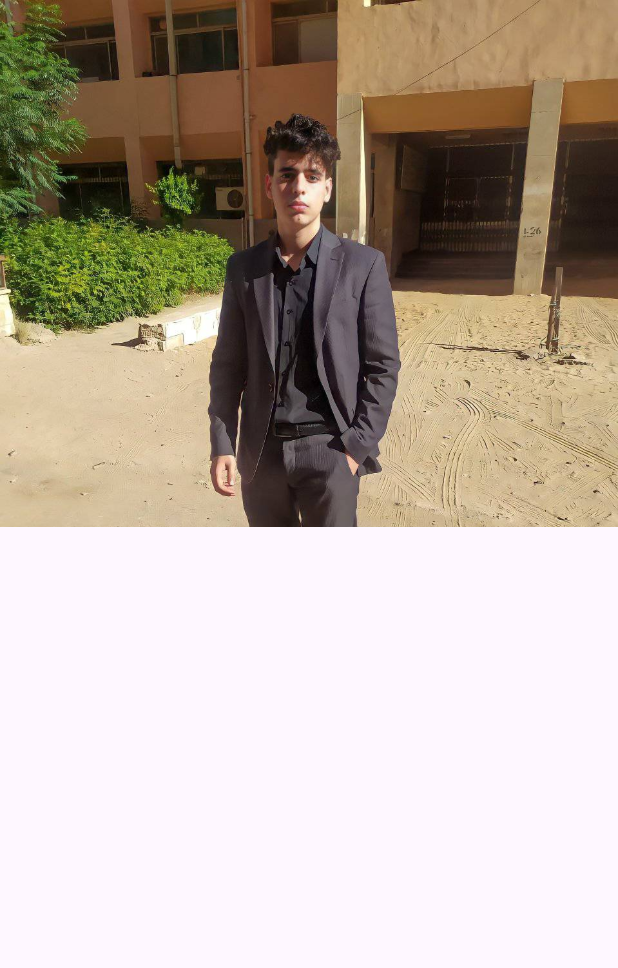
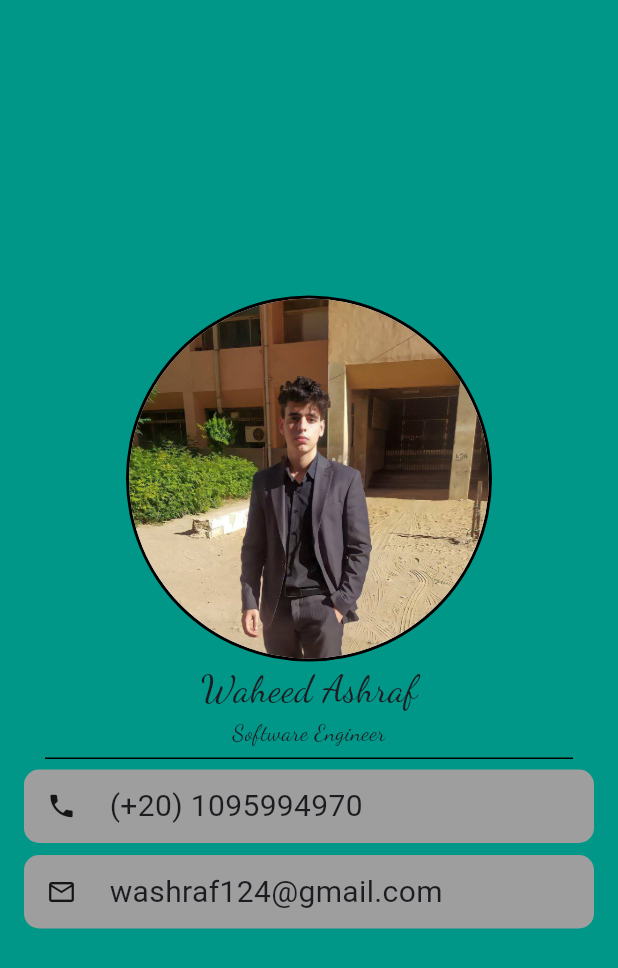
Before and after one commit to Waheed-Ashraf/bussiness_card_app, a Flutter app: the screen it shows after launch, on a phone screen of 412 x 824 dp. Shown: the top 968 px of the screen. Run offline on Flutter 3.47's test engine with Material 3 defaults, Android fonts, the phone set to English and light mode, and no system bars.

Commit message:
Second commit

```diff
--- a/lib/main.dart
+++ b/lib/main.dart
@@ -1,4 +1,5 @@
 import 'package:flutter/material.dart';
+
 //hello test
 void main() {
   runApp(Test());
@@ -10,12 +11,97 @@ class Test extends StatelessWidget {
     return MaterialApp(
       debugShowCheckedModeBanner: false,
       home: Scaffold(
-
-        body: SingleChildScrollView(
-          child: Column(
-            mainAxisAlignment: MainAxisAlignment.center,
-            children: [Image.asset('images/img1.jpg')],
-          ),
+        backgroundColor: Colors.teal,
+        body: Column(
+          mainAxisAlignment: MainAxisAlignment.center,
+          children: [
+            const CircleAvatar(
+              radius: 122,
+              backgroundColor: Colors.black,
+              child: CircleAvatar(
+                radius: 120,
+                backgroundImage: AssetImage('images/img1.jpg'),
+              ),
+            ),
+            const Text(
+              'Waheed Ashraf',
+              style: TextStyle(
+                fontSize: 25,
+                fontFamily: 'DancingScript',
+              ),
+            ),
+            const Text(
+              'Software Engineer',
+              style: TextStyle(
+                fontSize: 15,
+                fontFamily: 'DancingScript',
+              ),
+            ),
+            const Divider(
+              thickness: 1,
+              color: Colors.black,
+              endIndent: 30,
+              indent: 30,
+              height: 15,
+            ),
+            Padding(
+              padding: const EdgeInsets.symmetric(
+                horizontal: 16,
+              ),
+              child: Container(
+                decoration: const BoxDecoration(
+                  color: Colors.grey,
+                  borderRadius: BorderRadius.all(Radius.circular(10)),
+                ),
+                child: const Padding(
+                  padding: EdgeInsets.only(left: 15.0, top: 10, bottom: 10),
+                  child: Row(
+                    children: [
+                      Icon(
+                        Icons.phone,
+                        size: 20,
+                      ),
+                      Padding(
+                        padding: EdgeInsets.only(left: 22),
+                        child: Text(
+                          '(+20) 1095994970',
+                          style: TextStyle(fontSize: 20),
+                        ),
+                      ),
+                    ],
+                  ),
+                ),
+              ),
+            ),
+            Padding(
+              padding:
+                  const EdgeInsets.symmetric(horizontal: 16.0, vertical: 8),
+              child: Container(
+                decoration: const BoxDecoration(
+                  color: Colors.grey,
+                  borderRadius: BorderRadius.all(Radius.circular(10)),
+                ),
+                child: const Padding(
+                  padding: EdgeInsets.only(left: 15.0, top: 10, bottom: 10),
+                  child: Row(
+                    children: [
+                      Icon(
+                        Icons.email_outlined,
+                        size: 20,
+                      ),
+                      Padding(
+                        padding: EdgeInsets.only(left: 22),
+                        child: Text(
+                          'washraf124@gmail.com',
+                          style: TextStyle(fontSize: 20),
+                        ),
+                      ),
+                    ],
+                  ),
+                ),
+              ),
+            )
+          ],
         ),
       ),
     );
```
Also changed, not shown: pubspec.yaml (+8 -12 lines), fonts/DancingScript-VariableFont_wght.ttf (added), fonts/static/DancingScript-Bold.ttf (added), fonts/static/DancingScript-Medium.ttf (added), fonts/static/DancingScript-Regular.ttf (added), fonts/static/DancingScript-SemiBold.ttf (added), 1 other file.
